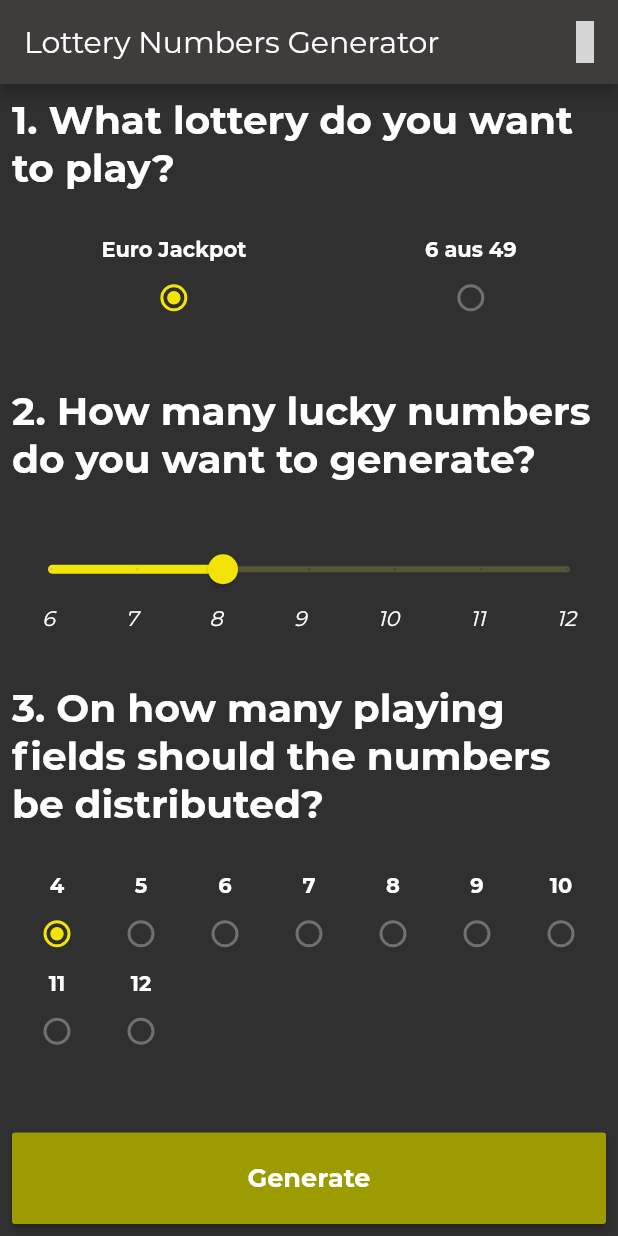
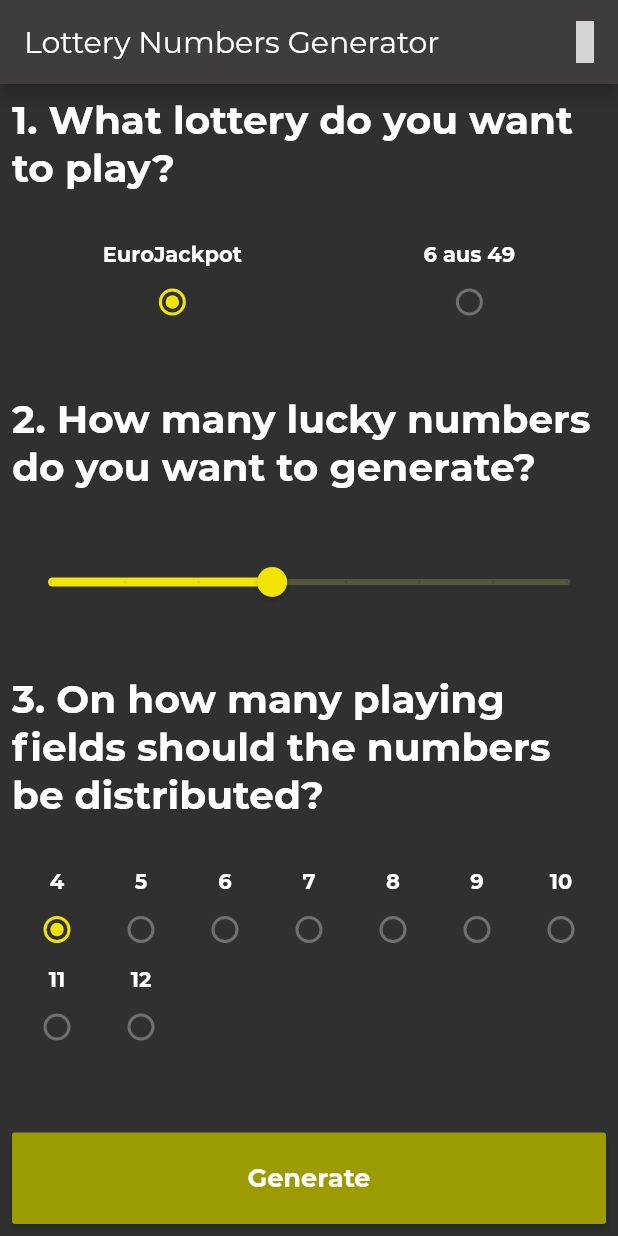
Before and after one commit to stanbeamish/lottery_number_gen, a Flutter app: the screen it shows after launch, on a phone screen of 412 x 824 dp. Run offline on Flutter 3.47's test engine with Material 2 defaults, Android fonts, the phone set to English and light mode, and no system bars; our stand-ins replace flutter_icons, shared_preferences; missing offline and left inert: day_night_switch; grey boxes are pictures that could not be loaded.

Commit message:
#ENHANCEMENT - differentiate possible gen numbers

```diff
--- a/i18n/de.json
+++ b/i18n/de.json
@@ -15,10 +15,10 @@
   "start_screen_3_text": "3. Auf wieviel Spielfelder sollen die Zahlen verteilt werden?",
   "start_screen_btn_generate": "Generieren",
 
-  "genresults_screen_title": "Ergebis",
+  "genresults_screen_title": "Ergebnis",
   "genresults_screen_wantplay": "Dein gewähltes System",
   "genresults_screen_youwant": "Du möchtest",
   "genresults_screen_numbers": "Zahlen spielen",
-  "genresults_screen_hereareluckynumbers": "Hier sind Ihre Glückszahlen!",
+  "genresults_screen_hereareluckynumbers": "Hier sind deine Glückszahlen!",
   "genresults_screen_andgeneratedfields": "Und deine generierten Spielfelder ..."
 }
--- a/lib/models/lottery_number.dart
+++ b/lib/models/lottery_number.dart
@@ -1,4 +1,4 @@
-enum SupportedNumbers { six, seven, eight, nine, ten , eleven, twelve }
+enum SupportedNumbers { five, six, seven, eight, nine, ten , eleven, twelve }
 
 class LotteryNumber {
   final int numberIdentifier;
@@ -7,10 +7,11 @@ class LotteryNumber {
   const LotteryNumber({this.name, this.numberIdentifier});
 }
 
-const minLotteryNumber = 6.0;
-const maxLotteryNumber = 12.0;
+//const minLotteryNumber = 5.0;
+//const maxLotteryNumber = 12.0;
 
 const supportedLotteryNumbers = [
+  LotteryNumber(name: SupportedNumbers.five, numberIdentifier: 5),
   LotteryNumber(name: SupportedNumbers.six, numberIdentifier: 6),
   LotteryNumber(name: SupportedNumbers.seven, numberIdentifier: 7),
   LotteryNumber(name: SupportedNumbers.eight, numberIdentifier: 8),
--- a/lib/models/lottery_system.dart
+++ b/lib/models/lottery_system.dart
@@ -1,24 +1,36 @@
 import 'package:flutter/material.dart';
 
-enum SupportedSystems { euroJackpot, sixOf49, sixOf45, euroMillions }
+enum SupportedSystems { euroJackpot, sixOf49 } // euroMillions etc. to follow
 
 class LotterySystem {
   final SupportedSystems systemIdentifier;
   final String name;
   final int maxNumber;
+  final int minGeneratedNumbers;
+  final int maxGeneratedNumbers;
 
-  const LotterySystem({@required this.name, @required this.systemIdentifier, @required this.maxNumber});
+  const LotterySystem({
+    @required this.name,
+    @required this.systemIdentifier,
+    @required this.maxNumber,
+    @required this.minGeneratedNumbers,
+    @required this.maxGeneratedNumbers,
+  });
 }
 
 const supportedLotterySystems = [
   LotterySystem(
-    name: 'Euro Jackpot',
+    name: 'EuroJackpot',
     maxNumber: 50,
     systemIdentifier: SupportedSystems.euroJackpot,
+    minGeneratedNumbers: 5,
+    maxGeneratedNumbers: 12
   ),
   LotterySystem(
     name: '6 aus 49',
     maxNumber: 49,
     systemIdentifier: SupportedSystems.sixOf49,
+    minGeneratedNumbers: 6,
+    maxGeneratedNumbers: 12
   ),
 ];
--- a/lib/screens/start_screen.dart
+++ b/lib/screens/start_screen.dart
@@ -26,7 +26,6 @@ class _StartScreenState extends State<StartScreen> {
 
   @override
   Widget build(BuildContext context) {
-
     return Scaffold(
       appBar: AppBar(
         title: Text(AppTextUtils.getUIText(context, 'start_screen_title')),
@@ -94,49 +93,9 @@ class _StartScreenState extends State<StartScreen> {
     );
   }
 
-  Widget _buildLotteryNumberSlider(BuildContext context) {
-    final generationDataProvider = Provider.of<GenerationDataProvider>(context, listen: false);
-    // setting listen to false explicitly results in no rebuild of the Widget,
-    // which is not really necesary
-    generationData = generationDataProvider.getGenerationData();
-
-    return Column(
-      children: <Widget>[
-        Slider(
-          value: _numCnt,
-          onChanged: (newNumCnt) {
-            setState(() {
-              _numCnt = newNumCnt;
-
-              generationData.selectedLotteryNumber = supportedLotteryNumbers.firstWhere((element) => element.numberIdentifier == _numCnt);
-            });
-          },
-          divisions: 6,
-          min: minLotteryNumber,
-          max: maxLotteryNumber,
-          label: '${_numCnt.toInt()}',
-          inactiveColor: kColorSix.withOpacity(0.3),
-        ),
-        Padding(
-          padding: const EdgeInsets.symmetric(
-            horizontal: 20,
-          ),
-          child: Row(
-            mainAxisAlignment: MainAxisAlignment.spaceBetween,
-            children: supportedLotteryNumbers.map((currentNum) {
-              return Text(
-                currentNum.numberIdentifier.toString(),
-                style: kSmallItalicText,
-              );
-            }).toList(),
-          ),
-        )
-      ],
-    );
-  }
 
   Widget _buildLottoSystemSelection() {
-    final generationDataProvider = Provider.of<GenerationDataProvider>(context, listen: false);
+    final generationDataProvider = Provider.of<GenerationDataProvider>(context);
     generationData = generationDataProvider.getGenerationData();
 
     return Row(
@@ -155,6 +114,9 @@ class _StartScreenState extends State<StartScreen> {
                 setState(() {
                   _lotSystem = value;
                   generationData.selectedSystem = _lotSystem;
+                  if (_lotSystem.minGeneratedNumbers > _numCnt) {
+                    _numCnt = 8;
+                  }
                 });
               },
             )
@@ -164,8 +126,51 @@ class _StartScreenState extends State<StartScreen> {
     );
   }
 
+  Widget _buildLotteryNumberSlider(BuildContext context) {
+    final generationDataProvider = Provider.of<GenerationDataProvider>(context);
+    // setting listen to false explicitly results in no rebuild of the Widget,
+    // which is not really necessary
+    generationData = generationDataProvider.getGenerationData();
+    int minGenNum = generationData.selectedSystem.minGeneratedNumbers;
+    int maxGenNum = generationData.selectedSystem.maxGeneratedNumbers;
+
+    return Column(
+      children: <Widget>[
+        Slider(
+          value: _numCnt,
+          onChanged: (newNumCnt) {
+            setState(() {
+              _numCnt = newNumCnt;
+
+              generationData.selectedLotteryNumber = supportedLotteryNumbers.firstWhere((element) => element.numberIdentifier == _numCnt);
+            });
+          },
+          divisions: (maxGenNum - minGenNum),
+          min: minGenNum.toDouble(),
+          max: maxGenNum.toDouble(),
+          label: '${_numCnt.toInt()}',
+          inactiveColor: kColorSix.withOpacity(0.3),
+        ),
+        /*Padding(
+          padding: const EdgeInsets.symmetric(
+            horizontal: 20,
+          ),
+          child: Row(
+            mainAxisAlignment: MainAxisAlignment.spaceBetween,
+            children: supportedLotteryNumbers.map((currentNum) {
+              return Text(
+                currentNum.numberIdentifier.toString(),
+                style: kSmallItalicText,
+              );
+            }).toList(),
+          ),
+        )*/
+      ],
+    );
+  }
+
   Widget _buildLotteryFieldSelection() {
-    final generationDataProvider = Provider.of<GenerationDataProvider>(context, listen: false);
+    final generationDataProvider = Provider.of<GenerationDataProvider>(context);
     generationData = generationDataProvider.getGenerationData();
 
     return Center(
```
Also changed, not shown: lib/screens/gen_result_screen.dart (+105 -28 lines), lib/utils/app_number_generators.dart (+25 -2 lines), lib/utils/app_styles.dart (+12 -0 lines), lib/widgets/lotto_grid.dart (+66 -15 lines).
